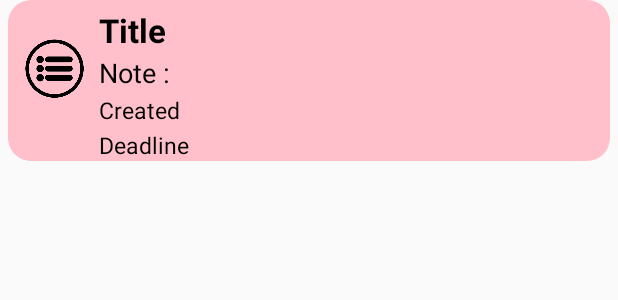
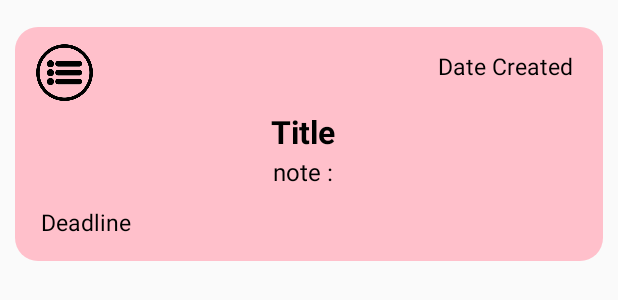
Before and after one commit to rofifahnurul/Tugas-App-toDoList, an Android app: the layout content_main.xml on its own in the app's theme, with its tools: preview values and no code run, on a phone screen of 412 x 824 dp. Shown: the top 300 px of the screen. Run offline under Robolectric (Android 15) with nearby library versions, the phone set to English and light mode, and no system bars.

Commit message:
Fitur Sort by Date Created & Deadline

```diff
--- a/ToDo-List/app/src/main/res/layout/content_main.xml
+++ b/ToDo-List/app/src/main/res/layout/content_main.xml
@@ -2,75 +2,81 @@
 <LinearLayout
     xmlns:android="http://schemas.android.com/apk/res/android"
     android:layout_width="match_parent"
+    android:layout_marginStart="10dp"
+    android:layout_marginEnd="10dp"
+    android:layout_marginTop="18dp"
+    android:layout_marginBottom="23dp"
     android:layout_height="wrap_content"
-    android:layout_marginStart="5dp"
-    android:layout_marginEnd="5dp"
     android:background="@drawable/rounded"
-    android:layout_marginBottom="20dp"
+    android:orientation="vertical">
+
+
+<LinearLayout
+    android:layout_width="match_parent"
+    android:layout_height="wrap_content"
     android:orientation="horizontal">
 
     <ImageView
         android:id="@+id/option"
-        android:layout_width="59dp"
-        android:layout_height="51dp"
-        android:layout_marginTop="20dp"
-        android:layout_marginBottom="5dp"
-        android:layout_marginStart="1dp"
+        android:layout_width="55dp"
+        android:layout_height="50dp"
+
+        android:layout_marginTop="5dp"
+        android:layout_marginStart="5dp"
         android:src="@drawable/ic_option"/>
 
-        <LinearLayout
-            android:layout_width="wrap_content"
-            android:layout_height="wrap_content"
-            android:orientation="vertical">
-
+    <TextView
+        android:id="@+id/dateContent"
+        android:layout_marginStart="5dp"
+        android:layout_width="match_parent"
+        android:layout_height="wrap_content"
+        android:layout_marginEnd="5dp"
+        android:paddingTop="15dp"
+        android:paddingEnd="15dp"
+        android:text="@string/addDate"
+        android:textAlignment="textEnd"
+        android:textColor="@android:color/black"
+        android:textSize="15sp" />
+</LinearLayout>
+    <LinearLayout
+        android:layout_marginStart="5dp"
+        android:layout_marginEnd="5dp"
+        android:layout_width="match_parent"
+        android:layout_height="wrap_content"
+        android:orientation="vertical">
             <TextView
                 android:id="@+id/titleContent"
                 android:layout_marginEnd="7dp"
                 android:layout_width="match_parent"
                 android:layout_height="wrap_content"
-                android:paddingTop="5dp"
+
                 android:textStyle="bold"
                 android:text="Title"
                 android:textColor="@android:color/black"
-                android:textSize="22sp" />
-            <LinearLayout
-                android:layout_width="match_parent"
-                android:layout_height="wrap_content"
-                android:orientation="horizontal">
-                <TextView
-                    android:layout_marginEnd="7dp"
-                    android:layout_width="wrap_content"
-                    android:layout_height="wrap_content"
-                    android:paddingTop="1dp"
-                    android:textStyle=""
-                    android:text="Note : "
-                    android:textColor="@android:color/black"
-                    android:textSize="18sp" />
+                android:textAlignment="center"
+                android:textSize="21sp" />
+
                 <TextView
                     android:id="@+id/noteContent"
+                    android:textAlignment="center"
+                    android:text="@string/Note"
                     android:layout_marginEnd="7dp"
                     android:layout_width="match_parent"
                     android:layout_height="wrap_content"
                     android:paddingTop="1dp"
                     android:textColor="@android:color/black"
-                    android:textSize="18sp" />
-            </LinearLayout>
-            <TextView
-                android:id="@+id/dateContent"
-                android:layout_marginEnd="7dp"
-                android:layout_width="match_parent"
-                android:layout_height="wrap_content"
-                android:paddingTop="2dp"
-                android:text="@string/addDate"
-                android:textColor="@android:color/black"
-                android:textSize="15sp" />
+                    android:textSize="16sp" />
+
 
             <LinearLayout
                 android:layout_width="wrap_content"
                 android:layout_height="wrap_content"
-                android:orientation="horizontal">
+                android:orientation="horizontal"
+                android:layout_marginTop="10dp"
+                android:layout_marginBottom="15dp">
                 <TextView
                     android:id="@+id/deadlineDateContent"
+                    android:layout_marginStart="12dp"
                     android:layout_marginEnd="3dp"
                     android:layout_width="match_parent"
                     android:layout_height="wrap_content"
@@ -88,5 +94,6 @@
                     android:textSize="15sp" />
             </LinearLayout>
 
-        </LinearLayout>
+
 </LinearLayout>
+</LinearLayout>
--- a/ToDo-List/app/src/main/res/layout/edit_layout.xml
+++ b/ToDo-List/app/src/main/res/layout/edit_layout.xml
@@ -100,7 +100,7 @@
         android:layout_width="match_parent"
         android:layout_height="wrap_content"
         android:layout_marginTop="10dp"
-        android:textSize="20sp"
+        android:textSize="15sp"
         android:textStyle="italic"
         android:layout_marginStart="10dp"
         android:layout_marginEnd="10dp"
@@ -111,7 +111,7 @@
         android:layout_width="match_parent"
         android:layout_height="wrap_content"
         android:layout_marginTop="10dp"
-        android:textSize="20sp"
+        android:textSize="15sp"
         android:textStyle="italic"
         android:layout_marginStart="10dp"
         android:layout_marginEnd="10dp"
@@ -121,7 +121,7 @@
         android:layout_width="match_parent"
         android:layout_height="wrap_content"
         android:layout_marginTop="10dp"
-        android:textSize="20sp"
+        android:textSize="15sp"
         android:textStyle="italic"
         android:layout_marginStart="10dp"
         android:layout_marginEnd="10dp"
--- a/ToDo-List/app/src/main/res/values/strings.xml
+++ b/ToDo-List/app/src/main/res/values/strings.xml
@@ -7,10 +7,10 @@
     <string name="hintTitle">Enter Your Title</string>
     <string name="save">Save</string>
     <string name="cancel">Cancel</string>
-    <string name="Note">Note</string>
+    <string name="Note">note : </string>
     <string name="hintNote">Enter Your Note</string>
     <string name="edit">Edit</string>
-    <string name="addDate">Created at : </string>
+    <string name="addDate">Date Created </string>
     <string name="editDate">Updated at : </string>
     <string name="addAlert">Add Item </string>
     <string name="editAlert">Edit Item</string>
```
Also changed, not shown: ToDo-List/app/src/main/java/id/ac/unhas/todolist/database/ToDoListDao.kt (+14 -0 lines), ToDo-List/app/src/main/java/id/ac/unhas/todolist/database/ToDoListRepository.kt (+16 -0 lines), ToDo-List/app/src/main/java/id/ac/unhas/todolist/main/MainActivity.kt (+51 -3 lines), ToDo-List/app/src/main/java/id/ac/unhas/todolist/main/ViewModel.kt (+16 -0 lines), ToDo-List/app/src/main/res/layout/activity_main.xml (+7 -0 lines), ToDo-List/app/src/main/res/layout/add_layout.xml (+9 -7 lines), ToDo-List/app/src/main/res/drawable/ic_filter.png (added).
